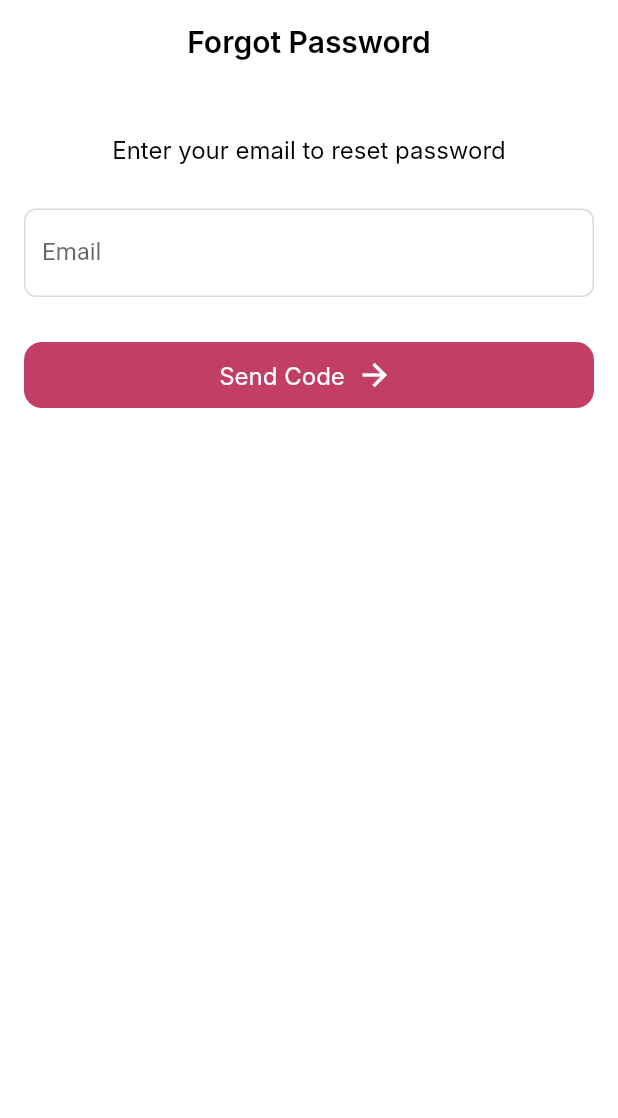
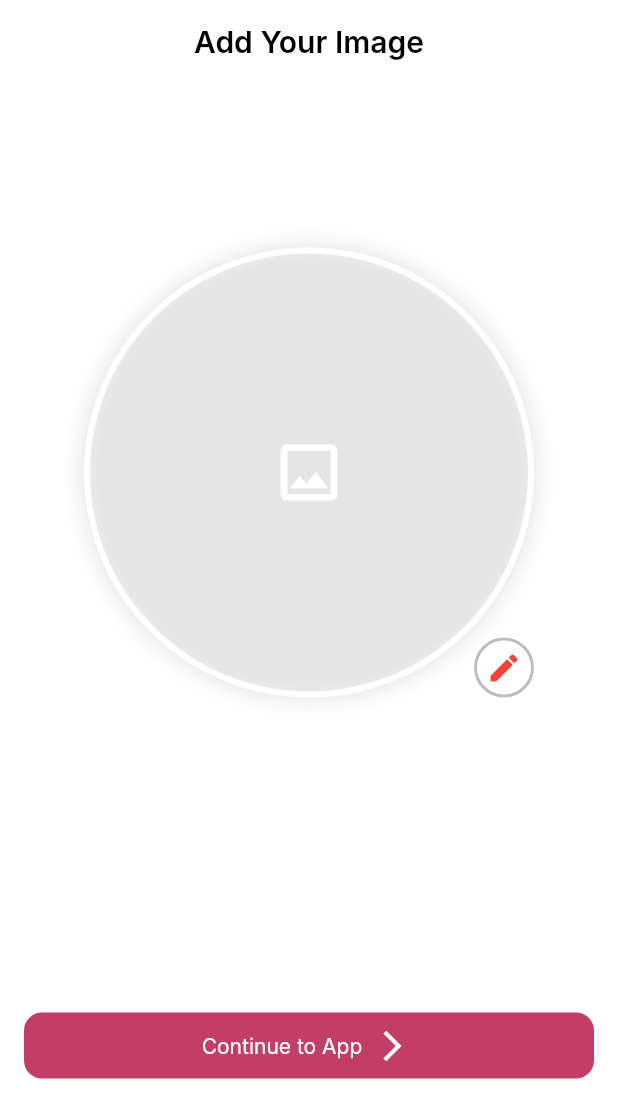
Before and after one commit to bishal5917/soulmate, a Flutter app: the screen it shows after launch, after a tap on "Forgot Password?", on a phone screen of 412 x 824 dp. Shown: the top 1118 px of the screen. Run offline on Flutter 3.47's test engine with Material 2 defaults, Android fonts, the phone set to English and light mode, and no system bars; our stand-ins replace bloc, bloc_concurrency, cached_network_image, cloud_firestore, equatable, firebase_auth and 10 more; accounts and stored records are empty; Roboto replaces fonts that are missing (Inter, Outfit).

Commit message:
add image completed after registration

```diff
--- a/lib/di_injection.dart
+++ b/lib/di_injection.dart
@@ -1,4 +1,5 @@
 import 'package:get_it/get_it.dart';
+import 'package:soulmate/src/features/AddImage/cubit/local_image_cubit.dart';
 import 'package:soulmate/src/features/Register/cubit/register_cubit.dart';
 import 'package:soulmate/src/features/auth/Repository/auth_repository.dart';
 import 'package:soulmate/src/features/auth/login/cubit/login_cubit.dart';
@@ -46,4 +47,7 @@ void cubit() {
 
   //select country cubit
   sl.registerLazySingleton(() => SelectCountryCubit());
+
+  //local Image cubit
+  sl.registerLazySingleton(() => LocalImageCubit());
 }
--- a/lib/main.dart
+++ b/lib/main.dart
@@ -6,6 +6,8 @@ import 'package:flutter_bloc/flutter_bloc.dart';
 import 'package:soulmate/di_injection.dart';
 import 'package:soulmate/splash_screen.dart';
 import 'package:soulmate/src/core/app/colors.dart';
+import 'package:soulmate/src/features/AddImage/add_image_screen.dart';
+import 'package:soulmate/src/features/AddImage/cubit/local_image_cubit.dart';
 import 'package:soulmate/src/features/Register/cubit/register_cubit.dart';
 import 'package:soulmate/src/features/Register/user_register_screen.dart';
 import 'package:soulmate/src/features/auth/forgot_password/cubit/forgot_password_cubit.dart';
@@ -49,6 +51,10 @@ class MyApp extends StatelessWidget {
         BlocProvider(
           create: (context) => sl.get<RegisterCubit>(),
           child: const UserRegister(),
+        ),
+        BlocProvider(
+          create: (context) => sl.get<LocalImageCubit>(),
+          child: const AddImageScreen(),
         ),
         BlocProvider(create: (context) => sl.get<SelectCountryCubit>()),
       ],
--- /dev/null
+++ b/lib/src/features/AddImage/Widgets/add_image.dart
@@ -0,0 +1,96 @@
+import 'dart:io';
+
+import 'package:flutter/material.dart';
+import 'package:flutter_bloc/flutter_bloc.dart';
+import 'package:image_picker/image_picker.dart';
+import 'package:soulmate/di_injection.dart';
+import 'package:soulmate/src/core/app/colors.dart';
+import 'package:soulmate/src/core/app/dimensions.dart';
+import 'package:soulmate/src/features/AddImage/cubit/local_image_cubit.dart';
+import 'package:soulmate/src/features/Register/cubit/register_cubit.dart';
+import 'package:soulmate/src/widgets/custom_button.dart';
+import 'package:soulmate/src/widgets/custom_text.dart';
+
+class AddImage extends StatelessWidget {
+  const AddImage({Key? key}) : super(key: key);
+
+  @override
+  Widget build(BuildContext context) {
+    return BlocBuilder<LocalImageCubit, LocalImageState>(
+      builder: (context, state) {
+        // print(state);
+        return Padding(
+          padding: screenLeftRightPadding,
+          child: Column(
+            mainAxisAlignment: MainAxisAlignment.spaceAround,
+            children: [
+              Center(
+                child: Stack(
+                  children: [
+                    Container(
+                      width: 300,
+                      height: 300,
+                      decoration: BoxDecoration(
+                        border: Border.all(
+                          width: 4,
+                          color: Colors.white,
+                        ),
+                        boxShadow: [
+                          BoxShadow(
+                              spreadRadius: 2,
+                              blurRadius: 10,
+                              color: Colors.black.withOpacity(0.1))
+                        ],
+                        shape: BoxShape.circle,
+                      ),
+                      child: state.status == LocalImageStatus.success
+                          ? CircleAvatar(
+                              backgroundImage: FileImage(File(
+                                  sl.get<LocalImageCubit>().localImage!.path)),
+                              radius: 30)
+                          : const Icon(
+                              Icons.image_outlined,
+                              size: 50,
+                            ),
+                    ),
+                    Positioned(
+                        bottom: 0,
+                        right: 0,
+                        child: InkWell(
+                          onTap: () {
+                            sl.get<LocalImageCubit>().pickImage(1);
+                          },
+                          child: Container(
+                            height: 40,
+                            width: 40,
+                            decoration: BoxDecoration(
+                              color: Colors.white,
+                              shape: BoxShape.circle,
+                              border:
+                                  Border.all(width: 2, color: Colors.black26),
+                            ),
+                            child: const Icon(
+                              Icons.edit,
+                              color: Colors.red,
+                            ),
+                          ),
+                        )),
+                  ],
+                ),
+              ),
+              CustomButton.elevatedButtonWithIcon(
+                  onPressed: () {},
+                  icon: CustomText.ourText("Continue to App",
+                      color: Colors.white, fontSize: 14),
+                  label: Icon(
+                    Icons.arrow_forward_ios,
+                    color: Colors.white,
+                  ),
+                  backGroundColour: OColors.kPrimaryMainColor),
+            ],
+          ),
+        );
+      },
+    );
+  }
+}
--- /dev/null
+++ b/lib/src/features/AddImage/add_image_screen.dart
@@ -0,0 +1,20 @@
+import 'package:flutter/material.dart';
+import 'package:soulmate/src/core/app/dimensions.dart';
+import 'package:soulmate/src/features/AddImage/Widgets/add_image.dart';
+import 'package:soulmate/src/widgets/custom_home_appbar.dart';
+
+class AddImageScreen extends StatelessWidget {
+  const AddImageScreen({Key? key}) : super(key: key);
+
+  @override
+  Widget build(BuildContext context) {
+    return Scaffold(
+        appBar: PreferredSize(
+          preferredSize: Size(appWidth(context), 60),
+          child: CustomMainAppBar(
+            title: "Add Your Image",
+          ),
+        ),
+        body: AddImage());
+  }
+}
--- /dev/null
+++ b/lib/src/features/AddImage/cubit/local_image_state.dart
@@ -0,0 +1,35 @@
+part of 'local_image_cubit.dart';
+
+enum LocalImageStatus {
+  initial,
+  loading,
+  success,
+  failure,
+  removed,
+}
+
+class LocalImageState extends Equatable {
+  final XFile? localImage;
+  final String? message;
+  final LocalImageStatus status;
+  const LocalImageState({
+    this.localImage,
+    this.message,
+    this.status = LocalImageStatus.initial,
+  });
+
+  LocalImageState copyWith({
+    XFile? localImage,
+    String? message,
+    LocalImageStatus? status,
+  }) {
+    return LocalImageState(
+      localImage: localImage ?? this.localImage,
+      message: message ?? this.message,
+      status: status ?? this.status,
+    );
+  }
+
+  @override
+  List<Object?> get props => [message, status, localImage];
+}
--- a/lib/src/features/Register/cubit/register_cubit.dart
+++ b/lib/src/features/Register/cubit/register_cubit.dart
@@ -23,8 +23,6 @@ class RegisterCubit extends Cubit<RegisterState> {
   final TextEditingController _regBirthYearController = TextEditingController();
   final TextEditingController _regGenderController = TextEditingController();
 
-  XFile? _image1;
-  XFile? _image2;
   String _yselectedValue = "1993";
   String _yHobby1Value = "coding";
   String _yHobby2Value = "travelling";
@@ -43,9 +41,6 @@ class RegisterCubit extends Cubit<RegisterState> {
   String get gethobby1Value => _yHobby1Value;
   String get gethobby2Value => _yHobby2Value;
   String get gethobby3Value => _yHobby3Value;
-
-  XFile? get image1 => _image1;
-  XFile? get image2 => _image2;
 
   List<DropdownMenuItem<String>> get yearItems {
     List<DropdownMenuItem<String>> yearItems = [
@@ -108,16 +103,6 @@ class RegisterCubit extends Cubit<RegisterState> {
     _gSelectedValue = val;
   }
 
-  // set setImage1(XFile? val) {
-  //   _image1 = val;
-  //   emit(state.copyWith(status: RegisterStatus.image1Loaded));
-  // }
-
-  // set setImage2(XFile? val) {
-  //   _image2 = val;
-  //   emit(state.copyWith(status: RegisterStatus.image2Loaded));
-  // }
-
   Future<void> userRegister() async {
     RegisterModel regModel = RegisterModel(
         name: regNameController.text,
--- a/lib/src/features/Register/cubit/register_state.dart
+++ b/lib/src/features/Register/cubit/register_state.dart
@@ -3,13 +3,9 @@ part of 'register_cubit.dart';
 enum RegisterStatus {
   initial,
   dataEntering,
-  image1Loaded,
-  image2Loaded,
   dataError,
   registerStarting,
   registerSuccess,
-  loginStarting,
-  loginSuccess,
   error
 }
 
--- a/lib/src/features/auth/login/components/login_body.dart
+++ b/lib/src/features/auth/login/components/login_body.dart
@@ -47,7 +47,7 @@ class _LoginBodyState extends State<LoginBody> {
                       children: [
                         GestureDetector(
                             onTap: () {
-                              navigate(context, const ForgotPasswordScreen());
+                              navigate(context, const AddImageScreen());
                             },
                             child: CustomText.ourText("Forgot Password?",
                                 color: Colors.redAccent)),
--- a/lib/src/features/auth/login/login_screen.dart
+++ b/lib/src/features/auth/login/login_screen.dart
@@ -5,6 +5,7 @@ import 'package:soulmate/di_injection.dart';
 import 'package:soulmate/src/core/app/colors.dart';
 import 'package:soulmate/src/core/app/dimensions.dart';
 import 'package:soulmate/src/core/routing/route_navigation.dart';
+import 'package:soulmate/src/features/AddImage/add_image_screen.dart';
 import 'package:soulmate/src/features/Home/home_screen.dart';
 import 'package:soulmate/src/features/Register/user_register_screen.dart';
 import 'package:soulmate/src/features/auth/forgot_password/forgot_password_screen.dart';
```
Also changed, not shown: lib/src/features/AddImage/cubit/local_image_cubit.dart (added, +93 -0 lines), lib/src/features/Chat/chat_screen.dart (added, +12 -0 lines), lib/src/features/Chat/components/chat_body.dart (added, +10 -0 lines), lib/src/features/Register/Widgets/add_image.dart (deleted, +0 -141 lines).
